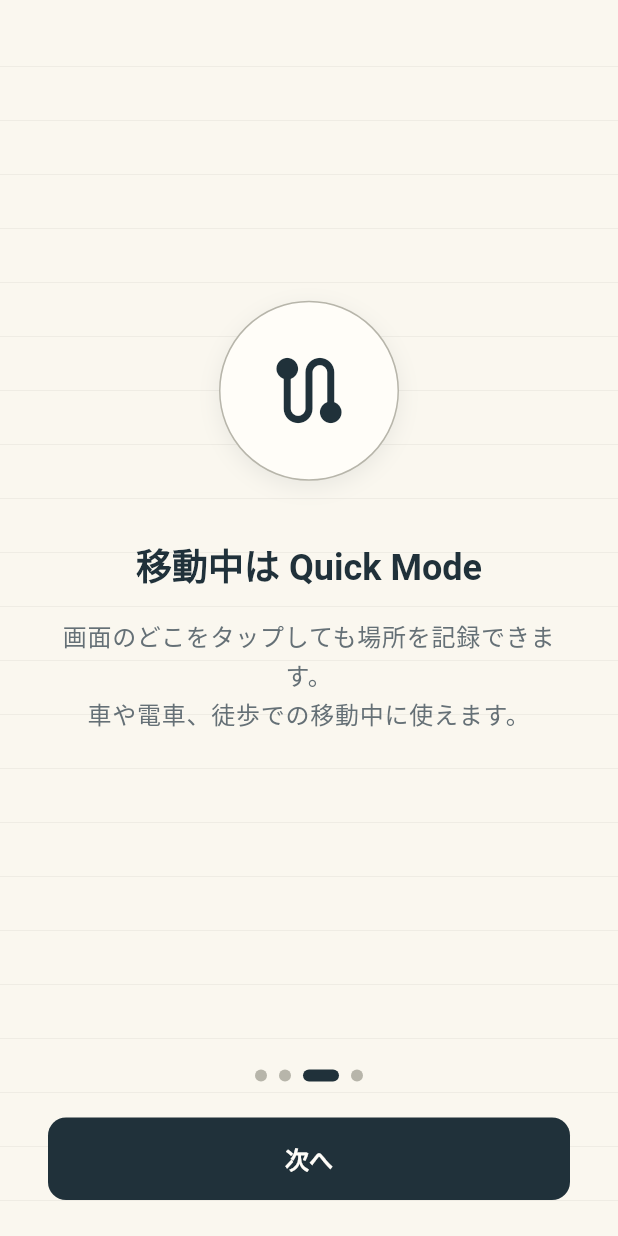
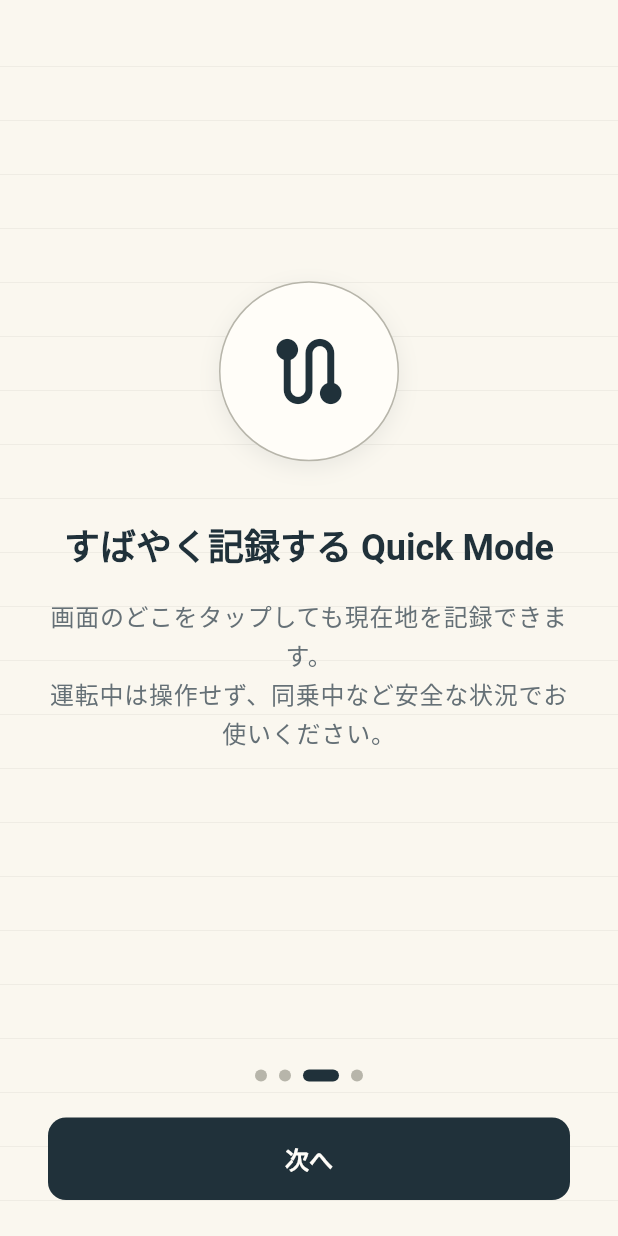
Before and after one commit to tofu575/tappin, a Flutter app: the screen it shows after launch, swiped to page 3, on a phone screen of 412 x 824 dp. Run offline on Flutter 3.47's test engine with Material 3 defaults, Android fonts, the light colour scheme and no system bars; our stand-ins replace flutter_hooks, flutter_riverpod, geocoding, geolocator, hooks_riverpod, shared_preferences and 1 more.

Commit message:
update concepts

```diff
--- a/lib/l10n/app_ja.arb
+++ b/lib/l10n/app_ja.arb
@@ -14,8 +14,8 @@
   "onboardingReviewTitle": "あとから場所を確認",
   "onboardingReviewDescription": "記録した場所は、あとから地図で確認できます。\n分かったことはメモに残せます。",
 
-  "onboardingQuickModeTitle": "移動中は Quick Mode",
-  "onboardingQuickModeDescription": "画面のどこをタップしても場所を記録できます。\n車や電車、徒歩での移動中に使えます。",
+  "onboardingQuickModeTitle": "すばやく記録する Quick Mode",
+  "onboardingQuickModeDescription": "画面のどこをタップしても現在地を記録できます。\n運転中は操作せず、同乗中など安全な状況でお使いください。",
 
   "onboardingPrivacyTitle": "位置情報について",
   "onboardingPrivacyDescription": "位置情報は場所の記録にのみ使用します。\n記録したデータは端末内に保存され、外部には送信されません。",
@@ -32,7 +32,7 @@
   "@unreviewedCountCompact": {"placeholders": {"count": {"type": "int"}}},
 
   "quickMode": "Quick Mode",
-  "quickModeGuide": "画面のどこをタップしても、\n現在地をすぐに記録できます。",
+  "quickModeGuide": "画面全体をタップして、\nすばやく現在地を記録できます。\n運転者は操作しないでください。",
   "startQuickMode": "Quick Modeをはじめる",
 
   "checkingPlace": "場所を確認中…",
--- a/lib/l10n/app_localizations.dart
+++ b/lib/l10n/app_localizations.dart
@@ -157,13 +157,13 @@ abstract class AppLocalizations {
   /// No description provided for @onboardingQuickModeTitle.
   ///
   /// In ja, this message translates to:
-  /// **'移動中は Quick Mode'**
+  /// **'すばやく記録する Quick Mode'**
   String get onboardingQuickModeTitle;
 
   /// No description provided for @onboardingQuickModeDescription.
   ///
   /// In ja, this message translates to:
-  /// **'画面のどこをタップしても場所を記録できます。\n車や電車、徒歩での移動中に使えます。'**
+  /// **'画面のどこをタップしても現在地を記録できます。\n運転中は操作せず、同乗中など安全な状況でお使いください。'**
   String get onboardingQuickModeDescription;
 
   /// No description provided for @onboardingPrivacyTitle.
@@ -229,7 +229,7 @@ abstract class AppLocalizations {
   /// No description provided for @quickModeGuide.
   ///
   /// In ja, this message translates to:
-  /// **'画面のどこをタップしても、\n現在地をすぐに記録できます。'**
+  /// **'画面全体をタップして、\nすばやく現在地を記録できます。\n運転者は操作しないでください。'**
   String get quickModeGuide;
 
   /// No description provided for @startQuickMode.
--- a/lib/l10n/app_localizations_ja.dart
+++ b/lib/l10n/app_localizations_ja.dart
@@ -43,11 +43,11 @@ class AppLocalizationsJa extends AppLocalizations {
       '記録した場所は、あとから地図で確認できます。\n分かったことはメモに残せます。';
 
   @override
-  String get onboardingQuickModeTitle => '移動中は Quick Mode';
+  String get onboardingQuickModeTitle => 'すばやく記録する Quick Mode';
 
   @override
   String get onboardingQuickModeDescription =>
-      '画面のどこをタップしても場所を記録できます。\n車や電車、徒歩での移動中に使えます。';
+      '画面のどこをタップしても現在地を記録できます。\n運転中は操作せず、同乗中など安全な状況でお使いください。';
 
   @override
   String get onboardingPrivacyTitle => '位置情報について';
@@ -83,7 +83,7 @@ class AppLocalizationsJa extends AppLocalizations {
   String get quickMode => 'Quick Mode';
 
   @override
-  String get quickModeGuide => '画面のどこをタップしても、\n現在地をすぐに記録できます。';
+  String get quickModeGuide => '画面全体をタップして、\nすばやく現在地を記録できます。\n運転者は操作しないでください。';
 
   @override
   String get startQuickMode => 'Quick Modeをはじめる';
--- a/lib/presentation/assets/tap_pin_visual_assets.dart
+++ b/lib/presentation/assets/tap_pin_visual_assets.dart
@@ -44,8 +44,6 @@ class TapPinVisualAssets {
         return 'assets/images/movement_car.png';
       case QuickModeCharacter.bus:
         return 'assets/images/movement_bus.png';
-      case QuickModeCharacter.bicycle:
-        return 'assets/images/movement_bicycle.png';
       case QuickModeCharacter.walking:
         return 'assets/images/movement_walking.png';
     }
--- a/lib/presentation/pages/home_page.dart
+++ b/lib/presentation/pages/home_page.dart
@@ -63,12 +63,12 @@ class HomePage extends HookConsumerWidget {
                     mainAxisAlignment: MainAxisAlignment.center,
                     children: [
                       TapPinVisualAssets.movementCharacter(
-                        QuickModeCharacter.bicycle,
+                        QuickModeCharacter.walking,
                         size: 32,
                       ),
                       const SizedBox(width: 16),
                       TapPinVisualAssets.movementCharacter(
-                        QuickModeCharacter.walking,
+                        QuickModeCharacter.car,
                         size: 32,
                       ),
                       const SizedBox(width: 16),
--- a/lib/presentation/pages/quick_mode/quick_mode_character.dart
+++ b/lib/presentation/pages/quick_mode/quick_mode_character.dart
@@ -4,7 +4,6 @@ import 'dart:math';
 enum QuickModeCharacter {
   car,
   bus,
-  bicycle,
   walking;
 
   /// セッション開始時にキャラクターを1種類だけ選ぶ。
--- a/lib/presentation/pages/quick_mode/quick_mode_page.dart
+++ b/lib/presentation/pages/quick_mode/quick_mode_page.dart
@@ -215,7 +215,7 @@ class _QuickModePageState extends ConsumerState<QuickModePage>
                                 width: 52,
                                 height: 52,
                                 child: CircularProgressIndicator(
-                                  key: const Key('drive-exit-progress'),
+                                  key: const Key('quick-mode-exit-progress'),
                                   value: _exitProgressController.value,
                                   strokeWidth: 5,
                                   color: colors.pinRed,
```
Also changed, not shown: 4 other files.
